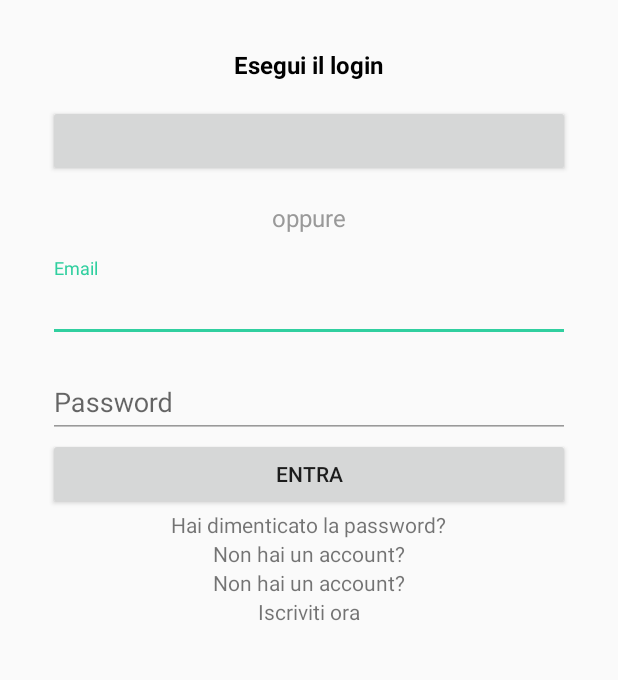
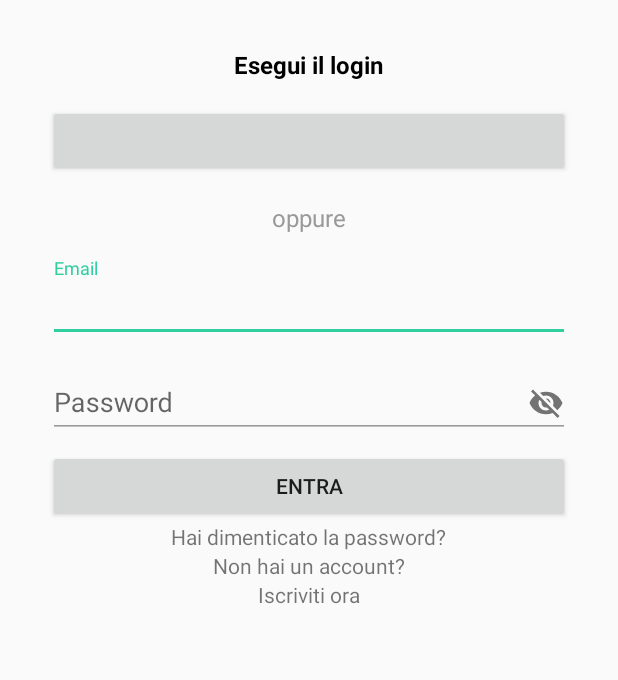
Before and after one commit to MrAPPs-RSM/MrAppsAndroidBase, an Android app: the LoginActivity screen opened directly, with no data from a screen before it, on a phone screen of 412 x 824 dp, the part 84-764 px from its top. Run offline under Robolectric (Android 15) with nearby library versions, the phone set to English and light mode, and no system bars; libraries missing offline, so code that uses them is left out: com.facebook, com.facebook.login, com.koushikdutta.async, com.koushikdutta.ion; plain views replace LoginButton; pictures from the network do not load; 6 statements that could not run were skipped.

Commit message:
Stylizzazione edit text Aggiunta Password View per gestione password edit text (da fixare il color filter dell'eye)

```diff
--- a/androidbase/src/main/java/com/mr_apps/androidbase/account/BaseLoginActivity.java
+++ b/androidbase/src/main/java/com/mr_apps/androidbase/account/BaseLoginActivity.java
@@ -3,7 +3,6 @@ package com.mr_apps.androidbase.account;
 import android.content.Intent;
 import android.os.Bundle;
 import android.support.annotation.Nullable;
-import android.support.design.widget.TextInputLayout;
 import android.support.v7.widget.AppCompatButton;
 import android.support.v7.widget.AppCompatEditText;
 import android.support.v7.widget.AppCompatTextView;
@@ -22,6 +21,8 @@ import com.facebook.login.LoginResult;
 import com.facebook.login.widget.LoginButton;
 import com.mr_apps.androidbase.R;
 import com.mr_apps.androidbase.activity.AbstractBaseActivity;
+import com.mr_apps.androidbase.custom_views.PasswordView;
+import com.mr_apps.androidbase.custom_views.WarningTextInputLayout;
 import com.mr_apps.androidbase.utils.Utils;
 
 import org.json.JSONObject;
@@ -34,12 +35,12 @@ public abstract class BaseLoginActivity extends AbstractBaseActivity {
 
     CallbackManager callbackManager;
 
-    AppCompatEditText email, password;
+    AppCompatEditText email;
+    PasswordView password;
     AppCompatButton login;
     LoginButton loginButton;
     AppCompatTextView forgetPwd, subscribe;
-    Prova til_email;
-    TextInputLayout til_password;
+    WarningTextInputLayout til_email, til_password;
 
 
     @Override
@@ -99,9 +100,9 @@ public abstract class BaseLoginActivity extends AbstractBaseActivity {
 
 
         email = (AppCompatEditText) findViewById(R.id.email);
-        password = (AppCompatEditText) findViewById(R.id.password);
-        til_email = (Prova) findViewById(R.id.til_email);
-        til_password = (TextInputLayout) findViewById(R.id.til_password);
+        password = (PasswordView) findViewById(R.id.password);
+        til_email = (WarningTextInputLayout) findViewById(R.id.til_email);
+        til_password = (WarningTextInputLayout) findViewById(R.id.til_password);
 
         login = (AppCompatButton) findViewById(R.id.login);
 
@@ -142,9 +143,7 @@ public abstract class BaseLoginActivity extends AbstractBaseActivity {
 
             @Override
             public void afterTextChanged(Editable s) {
-                if (s.length() != 0) {
-                    til_email.setErrorEnabled(!Utils.isValidEmail(s));
-                }
+                til_email.setErrorEnabled(!Utils.isValidEmail(s) && s.length() > 0);
             }
         });
 
@@ -161,12 +160,7 @@ public abstract class BaseLoginActivity extends AbstractBaseActivity {
 
             @Override
             public void afterTextChanged(Editable s) {
-                if (passwordTilRule(s.toString())) {
-                    til_password.setErrorEnabled(false);
-                } else {
-                    til_password.setError("Email");
-                    til_password.setErrorEnabled(true);
-                }
+                til_password.setErrorEnabled(!passwordTilRule(s.toString()) && s.length() > 0);
             }
         });
 
--- /dev/null
+++ b/androidbase/src/main/java/com/mr_apps/androidbase/custom_views/PasswordView.java
@@ -0,0 +1,103 @@
+package com.mr_apps.androidbase.custom_views;
+
+import android.annotation.TargetApi;
+import android.content.Context;
+import android.content.res.TypedArray;
+import android.graphics.Typeface;
+import android.graphics.drawable.Drawable;
+import android.os.Build;
+import android.support.v4.content.ContextCompat;
+import android.text.InputType;
+import android.util.AttributeSet;
+import android.view.MotionEvent;
+import android.widget.EditText;
+
+import com.mr_apps.androidbase.R;
+
+/**
+ * Created by mattia on 08/04/2016.
+ *
+ * @author Mattia Ruggiero
+ */
+public class PasswordView extends EditText {
+
+    private Drawable eye;
+    private Drawable eyeWithStrike;
+    private final static int VISIBILITY_ENABLED = (int) (255 * .54f); // 54%
+    private final static int VISIBLITY_DISABLED = (int) (255 * .38f); // 38%
+    private boolean visible = false;
+    private boolean useStrikeThrough = false;
+    private Typeface typeface;
+
+    public PasswordView(Context context) {
+        super(context);
+        init(null);
+    }
+
+    public PasswordView(Context context, AttributeSet attrs) {
+        super(context, attrs);
+        init(attrs);
+    }
+
+    public PasswordView(Context context, AttributeSet attrs, int defStyleAttr) {
+        super(context, attrs, defStyleAttr);
+        init(attrs);
+    }
+
+    @TargetApi(Build.VERSION_CODES.LOLLIPOP) public PasswordView(Context context, AttributeSet attrs, int defStyleAttr, int defStyleRes) {
+        super(context, attrs, defStyleAttr, defStyleRes);
+        init(attrs);
+    }
+
+    private void init(AttributeSet attrs) {
+        if (attrs != null) {
+            TypedArray a = getContext().getTheme().obtainStyledAttributes(
+                    attrs,
+                    R.styleable.PasswordView,
+                    0, 0);
+            try {
+                useStrikeThrough = a.getBoolean(R.styleable.PasswordView_useStrikeThrough, false);
+            } finally {
+                a.recycle();
+            }
+        }
+
+        // Make sure to mutate so that if there are multiple password fields, they can have
+        // different visibilities.
+        eye = ContextCompat.getDrawable(getContext(), R.drawable.ic_eye).mutate();
+        eyeWithStrike = ContextCompat.getDrawable(getContext(), R.drawable.ic_eye_strike).mutate();
+        eyeWithStrike.setAlpha(VISIBILITY_ENABLED);
+        setup();
+    }
+
+    protected void setup() {
+        setInputType(InputType.TYPE_CLASS_TEXT | (visible ? InputType.TYPE_TEXT_VARIATION_VISIBLE_PASSWORD : InputType.TYPE_TEXT_VARIATION_PASSWORD));
+        Drawable drawable = useStrikeThrough && !visible ? eyeWithStrike : eye;
+        Drawable[] drawables = getCompoundDrawables();
+        setCompoundDrawablesWithIntrinsicBounds(drawables[0], drawables[1], drawable, drawables[3]);
+        eye.setAlpha(visible && !useStrikeThrough ? VISIBILITY_ENABLED : VISIBLITY_DISABLED);
+    }
+
+    @Override public boolean onTouchEvent(MotionEvent event) {
+        if (event.getAction() == MotionEvent.ACTION_UP
+                && event.getX() >= (getRight() - getCompoundDrawables()[2].getBounds().width())) {
+            visible = !visible;
+            setup();
+            requestFocus();
+            invalidate();
+            return true;
+        }
+
+        return super.onTouchEvent(event);
+    }
+
+    @Override public void setInputType(int type) {
+        this.typeface = getTypeface();
+        super.setInputType(type);
+        setTypeface(typeface);
+    }
+
+    public void setUseStrikeThrough(boolean useStrikeThrough) {
+        this.useStrikeThrough = useStrikeThrough;
+    }
+}
--- /dev/null
+++ b/androidbase/src/main/res/drawable/ic_eye.xml
@@ -0,0 +1,9 @@
+<vector xmlns:android="http://schemas.android.com/apk/res/android"
+    android:width="24dp"
+    android:height="24dp"
+    android:viewportWidth="24.0"
+    android:viewportHeight="24.0">
+    <path
+        android:fillColor="#FF000000"
+        android:pathData="M12,4.5C7,4.5 2.73,7.61 1,12c1.73,4.39 6,7.5 11,7.5s9.27,-3.11 11,-7.5c-1.73,-4.39 -6,-7.5 -11,-7.5zM12,17c-2.76,0 -5,-2.24 -5,-5s2.24,-5 5,-5 5,2.24 5,5 -2.24,5 -5,5zM12,9c-1.66,0 -3,1.34 -3,3s1.34,3 3,3 3,-1.34 3,-3 -1.34,-3 -3,-3z"/>
+</vector>
--- /dev/null
+++ b/androidbase/src/main/res/drawable/ic_eye_strike.xml
@@ -0,0 +1,9 @@
+<vector xmlns:android="http://schemas.android.com/apk/res/android"
+    android:width="24dp"
+    android:height="24dp"
+    android:viewportWidth="24.0"
+    android:viewportHeight="24.0">
+    <path
+        android:fillColor="#FF000000"
+        android:pathData="M12,7c2.76,0 5,2.24 5,5 0,0.65 -0.13,1.26 -0.36,1.83l2.92,2.92c1.51,-1.26 2.7,-2.89 3.43,-4.75 -1.73,-4.39 -6,-7.5 -11,-7.5 -1.4,0 -2.74,0.25 -3.98,0.7l2.16,2.16C10.74,7.13 11.35,7 12,7zM2,4.27l2.28,2.28 0.46,0.46C3.08,8.3 1.78,10.02 1,12c1.73,4.39 6,7.5 11,7.5 1.55,0 3.03,-0.3 4.38,-0.84l0.42,0.42L19.73,22 21,20.73 3.27,3 2,4.27zM7.53,9.8l1.55,1.55c-0.05,0.21 -0.08,0.43 -0.08,0.65 0,1.66 1.34,3 3,3 0.22,0 0.44,-0.03 0.65,-0.08l1.55,1.55c-0.67,0.33 -1.41,0.53 -2.2,0.53 -2.76,0 -5,-2.24 -5,-5 0,-0.79 0.2,-1.53 0.53,-2.2zM11.84,9.02l3.15,3.15 0.02,-0.16c0,-1.66 -1.34,-3 -3,-3l-0.17,0.01z"/>
+</vector>
--- a/androidbase/src/main/res/layout/activity_login.xml
+++ b/androidbase/src/main/res/layout/activity_login.xml
@@ -1,5 +1,6 @@
 <?xml version="1.0" encoding="utf-8"?>
 <LinearLayout xmlns:android="http://schemas.android.com/apk/res/android"
+    xmlns:app="http://schemas.android.com/apk/res-auto"
     android:layout_width="match_parent"
     android:layout_height="match_parent"
     android:orientation="vertical">
@@ -25,7 +26,7 @@
             style="@style/LoginSecondaryTextStyle"
             android:text="@string/oppure" />
 
-        <com.mr_apps.androidbase.account.Prova
+        <com.mr_apps.androidbase.custom_views.WarningTextInputLayout
             android:id="@+id/til_email"
             android:layout_width="match_parent"
             android:layout_height="wrap_content">
@@ -33,22 +34,22 @@
             <android.support.design.widget.TextInputEditText
                 android:id="@+id/email"
                 style="@style/EditTextStyle"
-                android:layout_marginBottom="@dimen/default_margin_or_padding"
                 android:hint="@string/Email" />
 
-        </com.mr_apps.androidbase.account.Prova>
+        </com.mr_apps.androidbase.custom_views.WarningTextInputLayout>
 
-        <android.support.design.widget.TextInputLayout
+        <com.mr_apps.androidbase.custom_views.WarningTextInputLayout
             android:id="@+id/til_password"
             android:layout_width="match_parent"
             android:layout_height="wrap_content">
 
-            <android.support.v7.widget.AppCompatEditText
+            <com.mr_apps.androidbase.custom_views.PasswordView
                 android:id="@+id/password"
                 style="@style/EditTextStyle"
-                android:hint="@string/Password" />
+                android:hint="@string/Password"
+                app:useStrikeThrough="true" />
 
-        </android.support.design.widget.TextInputLayout>
+        </com.mr_apps.androidbase.custom_views.WarningTextInputLayout>
 
         <android.support.v7.widget.AppCompatButton
             android:id="@+id/login"
@@ -68,11 +69,6 @@
             android:text="@string/Nessun_account" />
 
         <android.support.v7.widget.AppCompatTextView
-            android:layout_width="wrap_content"
-            android:layout_height="wrap_content"
-            android:text="@string/Nessun_account" />
-
-        <android.support.v7.widget.AppCompatTextView
             android:id="@+id/iscriviti"
             android:layout_width="wrap_content"
             android:layout_height="wrap_content"
--- /dev/null
+++ b/androidbase/src/main/res/values/attrs.xml
@@ -0,0 +1,6 @@
+<?xml version="1.0" encoding="utf-8"?>
+<resources>
+    <declare-styleable name="PasswordView">
+        <attr name="useStrikeThrough" format="boolean" />
+    </declare-styleable>
+</resources>
--- a/androidbase/src/main/res/values/styles.xml
+++ b/androidbase/src/main/res/values/styles.xml
@@ -51,6 +51,7 @@
         <item name="android:layout_height">wrap_content</item>
         <item name="android:inputType">textEmailAddress</item>
         <item name="android:theme">@style/ColorControlTheme</item>
+        <item name="android:layout_marginBottom">@dimen/default_margin_or_padding</item>
         <item name="android:singleLine">true</item>
     </style>
 
```
Also changed, not shown: androidbase/src/main/java/com/mr_apps/androidbase/account/Prova.java (deleted, +0 -43 lines), androidbase/src/main/java/com/mr_apps/androidbase/custom_views/WarningTextInputLayout.java (added, +57 -0 lines).
